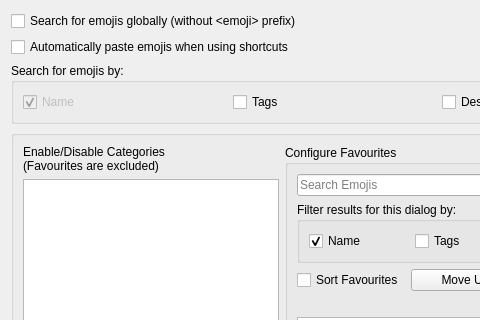
First picture: the form in src/config/emojirunner_config.ui, repository alex1701c/EmojiRunner, before the edit; both pictures show x 0 to 480 and y 0 to 320 of the 669 by 580 pixel window.
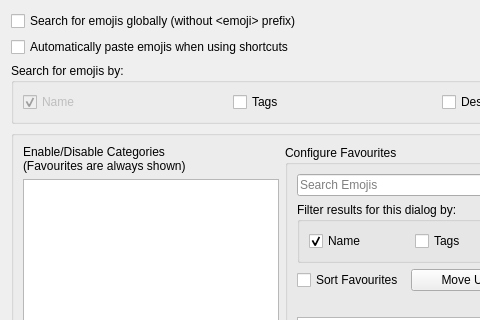
Second picture: the form after the edit.

```diff
--- a/src/config/emojirunner_config.ui
+++ b/src/config/emojirunner_config.ui
@@ -92,7 +92,7 @@
          <widget class="QLabel" name="label">
           <property name="text">
            <string>Enable/Disable Categories
-(Favourites are excluded)</string>
+(Favourites are always shown)</string>
           </property>
          </widget>
         </item>
```
